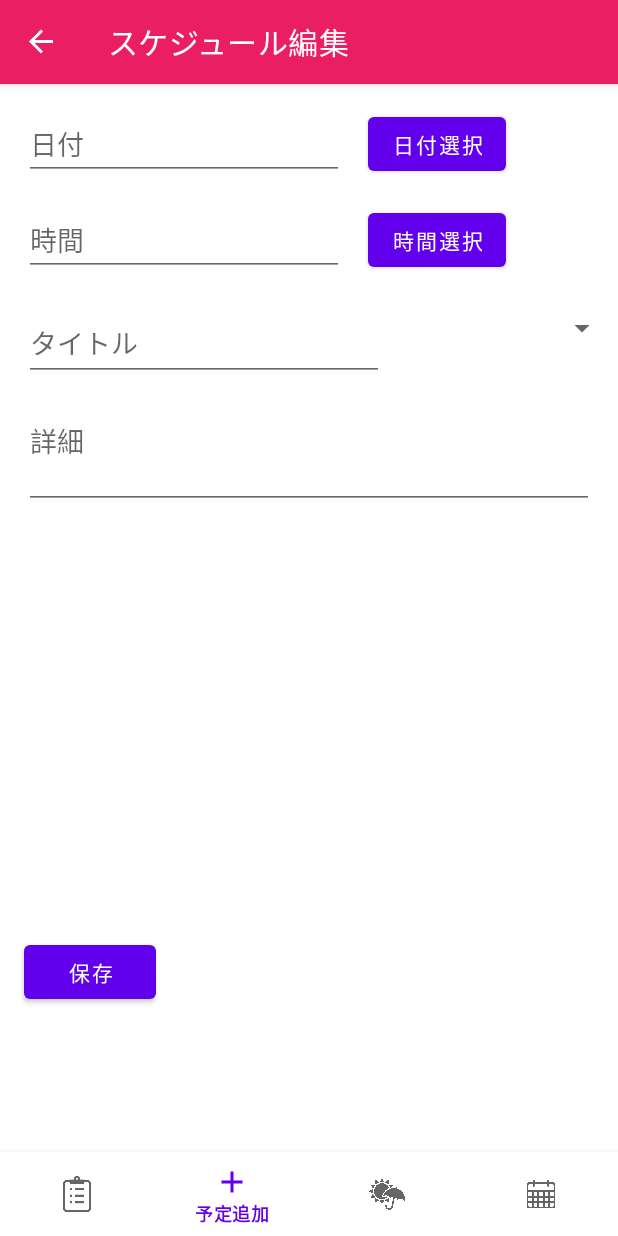
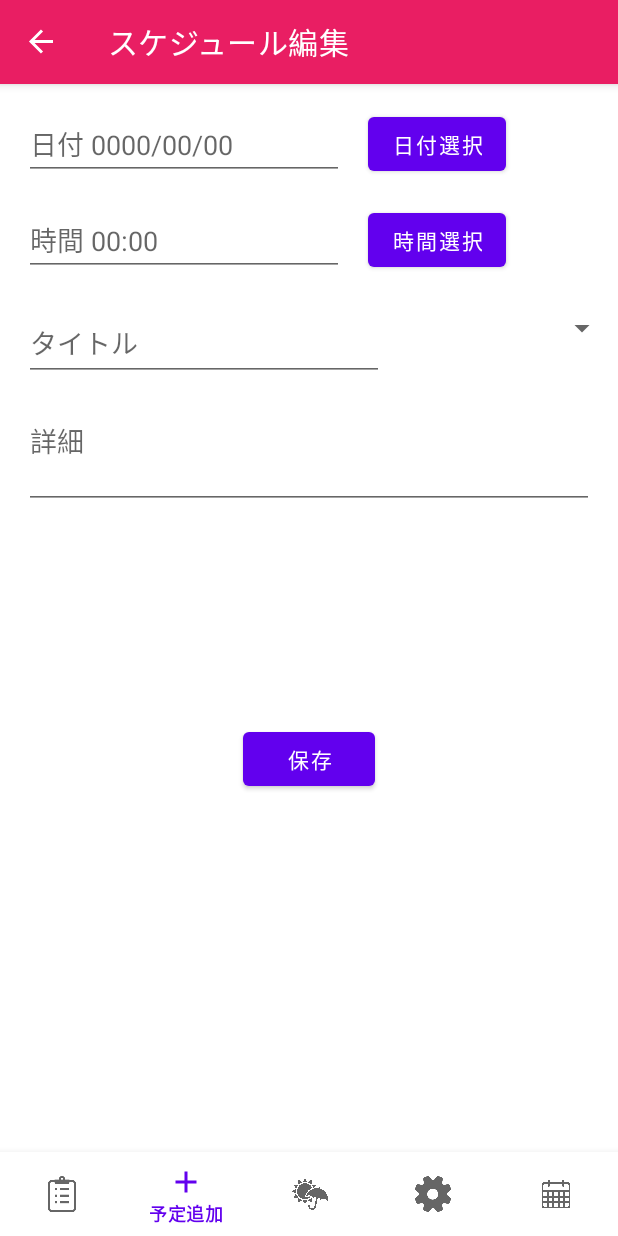
Before and after one commit to sotukenn4/sotu, an Android app: the ScheduleEditFragment screen opened through its navigation route, on a phone screen of 412 x 824 dp. Run offline under Robolectric (Android 15) with nearby library versions, the phone set to English and light mode, and no system bars; our stand-ins replace navigation-ui; libraries missing offline, so code that uses them is left out: io.realm, io.realm.kotlin; 6 statements that could not run were skipped.

Commit message:
更新したにょん

```diff
--- a/app/src/main/AndroidManifest.xml
+++ b/app/src/main/AndroidManifest.xml
@@ -12,11 +12,15 @@
         android:roundIcon="@mipmap/ic_launcher_round"
         android:supportsRtl="true"
         android:theme="@style/Theme.MyApplication">
+
         <activity android:name=".tenki"></activity>
         <activity
             android:name=".MainActivity"
             android:label="@string/app_name"
+            android:screenOrientation="portrait"
+            android:windowSoftInputMode="adjustPan"
             android:theme="@style/Theme.MyApplication.NoActionBar">
+
             <intent-filter>
                 <action android:name="android.intent.action.MAIN" />
                 <category android:name="android.intent.category.LAUNCHER" />
--- a/app/src/main/java/com/example/myapplication/ScheduleEditFragment.kt
+++ b/app/src/main/java/com/example/myapplication/ScheduleEditFragment.kt
@@ -1,9 +1,14 @@
 package com.example.myapplication
 
+//import kotlinx.android.synthetic.main.fragment_schedule_edit.*
 import android.R
+import android.content.Context
+import android.content.Context.MODE_PRIVATE
+import android.content.SharedPreferences
 import android.graphics.Color
 import android.os.Bundle
 import android.text.format.DateFormat
+import android.view.ContextMenu
 import android.view.LayoutInflater
 import android.view.View
 import android.view.ViewGroup
@@ -18,7 +23,7 @@ import com.google.android.material.snackbar.Snackbar
 import io.realm.Realm
 import io.realm.kotlin.createObject
 import io.realm.kotlin.where
-import kotlinx.android.synthetic.main.fragment_schedule_edit.*
+import org.json.JSONArray
 import java.text.ParseException
 import java.text.SimpleDateFormat
 import java.util.*
@@ -40,8 +45,16 @@ class ScheduleEditFragment: Fragment() {
     private val binding get()=_binding!!
     private lateinit var realm: Realm
     private  val args: ScheduleEditFragmentArgs by navArgs()
-
-
+    var values = arrayOf(
+            "",
+            "旅行",
+            "面接",
+            "バイト",
+            "病院",
+            "学校"
+    )
+var i=0
+    var array = JSONArray()
 
     val names = arrayOf("佐藤", "鈴木", "井上")
 
@@ -61,18 +74,11 @@ class ScheduleEditFragment: Fragment() {
             savedInstanceState: Bundle?
     ): View? {
         _binding= FragmentScheduleEditBinding.inflate(inflater, container, false)
-        val values = arrayOf(
-            "",
-           "旅行",
-            "面接",
-            "バイト",
-            "病院",
-            "学校"
-        )
-
         val adapter = ArrayAdapter(requireActivity(), R.layout.simple_spinner_item, values)
         adapter.setDropDownViewResource(R.layout.simple_dropdown_item_1line)
         binding.spinner.adapter = adapter
+
+
         return binding.root
     }
 
@@ -85,9 +91,9 @@ class ScheduleEditFragment: Fragment() {
             binding.timeEdit.setText(DateFormat.format("HH:mm", schedule?.date))
             binding.titleEdit.setText(schedule?.title)
             binding.detailEdit.setText(schedule?.detil)
-            binding.delete.visibility = View.VISIBLE
+
         }else{
-            binding.delete.visibility=View.INVISIBLE
+
         }
 
         binding.save.setOnClickListener{val dialog=ConfirmDialog("保存しますか？",
@@ -124,15 +130,7 @@ class ScheduleEditFragment: Fragment() {
                 override fun onNothingSelected(parent: AdapterView<*>?) {
                     TODO("Not yet implemented")
                 }}
-        binding.delete.setOnClickListener{val dialog=ConfirmDialog("削除しますか？",
-            "削除", { deleteSchedule(it) },
-            "キャンセル", {
-                Snackbar.make(it, "キャンセルしました", Snackbar.LENGTH_SHORT)
-                    .show()
-            }
-        )
-            dialog.show(parentFragmentManager, "delete_dialog")
-        }
+
         binding.datebutton.setOnClickListener{
             DateDialog{ date->
                 binding.dateEdit.setText(date)
@@ -145,18 +143,32 @@ class ScheduleEditFragment: Fragment() {
         }
 
     }
-    private fun saveSchedule(view:View){
+    private fun saveSchedule(view: View){
         when (args.scheduleId){
             -1L -> {
-        realm.executeTransaction{db:Realm->
-            val maxId=db.where<Schedule>().max("id")
-            val nextId=(maxId?.toLong() ?:0L)+1L
-            val schedule=db.createObject<Schedule>(nextId)
-            val date="${binding.dateEdit.text} ${binding.timeEdit.text}".toDate()
+                realm.executeTransaction { db: Realm ->
+                    val maxId = db.where<Schedule>().max("id")
+                    val nextId = (maxId?.toLong() ?: 0L) + 1L
+                    val schedule = db.createObject<Schedule>(nextId)
+                    val date = "${binding.dateEdit.text} ${binding.timeEdit.text}".toDate()
                     if (date != null) schedule.date = date
                     schedule.title = binding.titleEdit.text.toString()
                     schedule.detil = binding.detailEdit.text.toString()
                 }
+                for (str in values) {
+                    if (!(binding.titleEdit.text.toString().equals(str))) {
+                        i++
+                        if (i >= values.size) {
+                            values += binding.titleEdit.text.toString()
+                            val adapter = ArrayAdapter(requireActivity(), R.layout.simple_spinner_item, values)
+                            adapter.setDropDownViewResource(R.layout.simple_dropdown_item_1line)
+                            binding.spinner.adapter = adapter
+                            i = 0
+                        }
+
+                    }
+                }
+
                 Snackbar.make(view, "追加しました", Snackbar.LENGTH_SHORT)
                         .setAction("戻る") { findNavController().popBackStack() }
                         .setActionTextColor(Color.YELLOW)
@@ -206,4 +218,6 @@ class ScheduleEditFragment: Fragment() {
         }
     }
 
+
+
 }
--- a/app/src/main/res/layout/fragment_schedule_edit.xml
+++ b/app/src/main/res/layout/fragment_schedule_edit.xml
@@ -15,7 +15,7 @@
         android:layout_marginStart="16dp"
         android:layout_marginTop="16dp"
         android:ems="10"
-        android:hint="@string/date_text"
+        android:hint="@string/date_text2"
         android:inputType="date"
         android:visibility="visible"
         app:layout_constraintStart_toStartOf="parent"
@@ -28,7 +28,7 @@
         android:layout_marginStart="16dp"
         android:layout_marginTop="16dp"
         android:ems="10"
-        android:hint="@string/time_text"
+        android:hint="@string/time_text2"
         android:inputType="time"
         app:layout_constraintStart_toStartOf="parent"
         app:layout_constraintTop_toBottomOf="@+id/dateEdit" />
@@ -92,21 +92,12 @@
         android:id="@+id/save"
         android:layout_width="wrap_content"
         android:layout_height="wrap_content"
-        android:layout_marginStart="16dp"
         android:layout_marginBottom="152dp"
         android:text="@string/保存"
         app:layout_constraintBottom_toBottomOf="parent"
-        app:layout_constraintStart_toStartOf="parent" />
-
-    <Button
-        android:id="@+id/delete"
-        android:layout_width="wrap_content"
-        android:layout_height="wrap_content"
-        android:layout_marginEnd="16dp"
-        android:layout_marginBottom="152dp"
-        android:text="@string/削除"
-        app:layout_constraintBottom_toBottomOf="parent"
-        app:layout_constraintEnd_toEndOf="parent" />
+        app:layout_constraintEnd_toEndOf="parent"
+        app:layout_constraintStart_toStartOf="parent"
+        app:layout_constraintTop_toBottomOf="@+id/detailEdit" />
 
     <Spinner
         android:id="@+id/spinner"
--- a/app/src/main/res/menu/menu_main.xml
+++ b/app/src/main/res/menu/menu_main.xml
@@ -20,4 +20,8 @@
         android:id="@+id/tenki"
         android:icon="@drawable/tenki"
         android:title="天気確認" />
+    <item
+        android:id="@+id/custum"
+        android:icon="@drawable/option"
+        android:title="オプション" />
 </menu>
--- a/app/src/main/res/navigation/nav_graph.xml
+++ b/app/src/main/res/navigation/nav_graph.xml
@@ -18,13 +18,22 @@
             android:id="@+id/action_to_scheduleEditFragment"
             app:destination="@id/scheduleEditFragment"
             app:exitAnim="@anim/fragment_close_enter" />
-        <action
-            android:id="@+id/action_FirstFragment_to_tenki"
-            app:destination="@id/tenki" />
         <argument
             android:name="scheduleId"
             app:argType="long"
             android:defaultValue="-1L" />
+        <action
+            android:id="@+id/action_FirstFragment_to_tamesi2"
+            app:destination="@id/tenki" />
+        <action
+            android:id="@+id/action_FirstFragment_to_tenki"
+            app:destination="@id/tenki" />
+        <action
+            android:id="@+id/action_FirstFragment_to_tenki2"
+            app:destination="@id/tenki" />
+        <action
+            android:id="@+id/action_FirstFragment_to_tamesi"
+            app:destination="@id/tenki" />
     </fragment>
     <fragment
         android:id="@+id/SecondFragment"
@@ -51,9 +60,17 @@
         <action
             android:id="@+id/action_scheduleEditFragment_to_SecondFragment"
             app:destination="@id/SecondFragment" />
+        <action
+            android:id="@+id/action_scheduleEditFragment_to_custum"
+            app:destination="@id/custum" />
     </fragment>
     <activity
         android:id="@+id/tenki"
         android:name="com.example.myapplication.tenki"
-        android:label="tenki" />
+        android:label="@string/tenki" />
+    <fragment
+        android:id="@+id/custum"
+        android:name="com.example.myapplication.Custum"
+        android:label="@string/Option"
+        tools:layout="@layout/fragment_custum" />
 </navigation>
--- a/app/src/main/res/values/strings.xml
+++ b/app/src/main/res/values/strings.xml
@@ -28,6 +28,11 @@
     <string name="next">カレンダー表示</string>
     <string name="str">表示</string>
     <string name="app_name2">お天気情報</string>
-    <string name="tv_winfo_title">お天気詳細</string>>
+    <string name="tv_winfo_title">お天気詳細</string>
+    <string name="date_text2">日付 0000/00/00</string>
+    <string name="time_text2">時間 00:00</string>
+    <string name="Option">設定</string>
+    <string name="tenki">天気確認</string>
+    <string name="spinnerad">祭り、入学式、成人式</string>>
 
 </resources>
```
Also changed, not shown: app/src/main/java/com/example/myapplication/Custum.kt (added, +54 -0 lines), app/src/main/java/com/example/myapplication/SimpleDialogFragment.kt (deleted, +0 -30 lines), app/src/main/java/com/example/myapplication/tamesi.kt (+21 -23 lines), app/src/main/java/com/example/myapplication/tenki.kt (+7 -6 lines), app/src/main/res/layout/fragment_custum.xml (added, +40 -0 lines), app/src/main/res/layout/fragment_tamesi.xml (+31 -21 lines), app/src/main/res/drawable-v24/option.png (added). Lines whose indentation alone changed are shown as unchanged.
